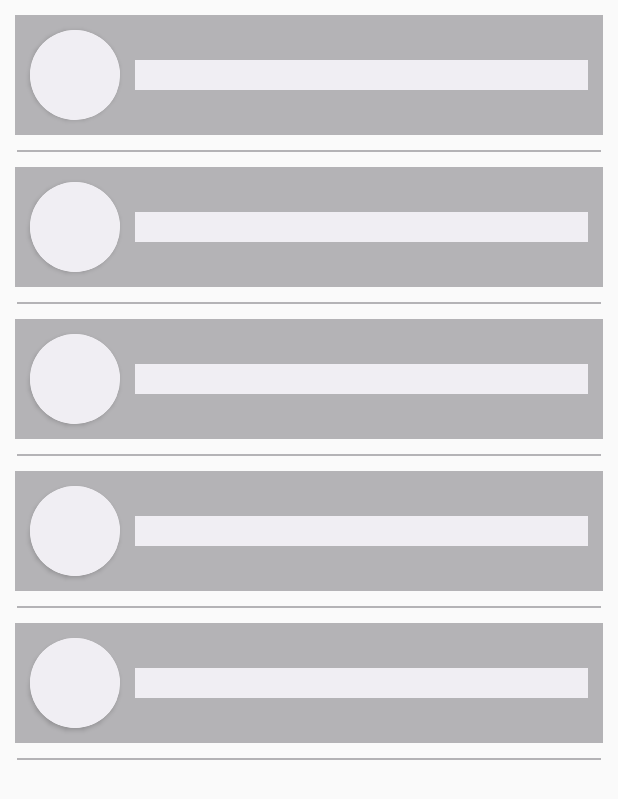
After one commit to MFahad-23/FYP-Project, an Android app: the MiscallennousStaff screen opened directly, with no data from a screen before it, on a phone screen of 412 x 824 dp. The commit adds this screen. Shown: the top 799 px of the screen. Run offline under Robolectric (Android 15) with nearby library versions, the phone set to English and light mode, and no system bars; our stand-ins replace Firebase (no records; nobody signed in at launch, a user with empty details on screens opened directly), Shimmer; Roboto replaces fonts that are not available here.

Commit message:
Latest Push Again

```diff
--- a/app/src/main/java/com/example/fyprojectnew/DesignationViewAdpter.java
+++ b/app/src/main/java/com/example/fyprojectnew/DesignationViewAdpter.java
@@ -14,7 +14,7 @@ import java.util.List;
 
 public class DesignationViewAdpter extends RecyclerView.Adapter<DesignationViewAdpter.ViewHolder> {
 
-     private  List<DesignationModel>designation_listview;
+     private  List<DesignationModel> designation_listview;
      Context context;
      public DesignationViewAdpter(Context context,List<DesignationModel> designation_listview){
          this.context=context;
--- /dev/null
+++ b/app/src/main/java/com/example/fyprojectnew/MiscallennousStaff.java
@@ -0,0 +1,37 @@
+package com.example.fyprojectnew;
+
+import androidx.appcompat.app.AppCompatActivity;
+import androidx.recyclerview.widget.LinearLayoutManager;
+import androidx.recyclerview.widget.RecyclerView;
+
+import android.os.Bundle;
+import android.widget.RelativeLayout;
+
+import com.facebook.shimmer.ShimmerFrameLayout;
+import com.google.firebase.auth.FirebaseAuth;
+import com.google.firebase.database.DatabaseReference;
+import com.google.firebase.database.FirebaseDatabase;
+
+import java.util.ArrayList;
+
+public class MiscallennousStaff extends AppCompatActivity {
+    private DatabaseReference mDatabase;
+    private FirebaseAuth mAuth;
+    ShimmerFrameLayout shimmereffect;
+    RelativeLayout miscallenousstaff;
+    RecyclerView miscallenouslist;
+    ArrayList<MiscallenousModel>miscallenousModelList;
+    LinearLayoutManager layoutManager;
+    @Override
+    protected void onCreate(Bundle savedInstanceState) {
+        super.onCreate(savedInstanceState);
+        setContentView(R.layout.activity_miscallennous_staff);
+        shimmereffect=(ShimmerFrameLayout)findViewById(R.id.shimmereffect);
+        shimmereffect.startShimmer();
+
+        mDatabase = FirebaseDatabase.getInstance().getReference();
+        mAuth = FirebaseAuth.getInstance();
+        miscallenousModelList=new ArrayList<>();
+
+    }
+}
--- /dev/null
+++ b/app/src/main/res/layout/activity_miscallennous_staff.xml
@@ -0,0 +1,38 @@
+<?xml version="1.0" encoding="utf-8"?>
+<androidx.constraintlayout.widget.ConstraintLayout
+    xmlns:android="http://schemas.android.com/apk/res/android"
+    xmlns:tools="http://schemas.android.com/tools"
+    android:layout_width="match_parent"
+    android:layout_height="match_parent"
+    android:id="@+id/miscallenousstaff"
+    tools:context=".MiscallennousStaff">
+
+    <com.facebook.shimmer.ShimmerFrameLayout
+        android:id="@+id/shimmereffect"
+        android:layout_width="match_parent"
+        android:layout_height="wrap_content"
+        tools:ignore="MissingConstraints">
+        <LinearLayout
+            android:layout_width="match_parent"
+            android:layout_height="wrap_content"
+            android:orientation="vertical">
+            <include layout="@layout/miscallenous_shimmer_layout"/>
+            <include layout="@layout/miscallenous_shimmer_layout"/>
+            <include layout="@layout/miscallenous_shimmer_layout"/>
+            <include layout="@layout/miscallenous_shimmer_layout"/>
+            <include layout="@layout/miscallenous_shimmer_layout"/>
+        </LinearLayout>
+    </com.facebook.shimmer.ShimmerFrameLayout>
+
+    <androidx.recyclerview.widget.RecyclerView
+        android:id="@+id/miscallenouslist"
+        android:layout_width="match_parent"
+        android:layout_height="wrap_content"
+        android:visibility="gone"
+        android:layout_marginStart="10dp"
+        android:layout_marginTop="10dp"
+        android:layout_marginEnd="10dp"
+        android:layout_marginBottom="10dp"
+        tools:ignore="MissingConstraints" />
+
+</androidx.constraintlayout.widget.ConstraintLayout>
--- a/app/src/main/res/layout/fragment_home.xml
+++ b/app/src/main/res/layout/fragment_home.xml
@@ -14,7 +14,6 @@
         android:layout_height="match_parent"
         android:scaleType="fitXY"
         android:src="@drawable/background"/>
-
 
     <LinearLayout
         android:id="@+id/meunebar"
--- /dev/null
+++ b/app/src/main/res/layout/miscallenous_shimmer_layout.xml
@@ -0,0 +1,55 @@
+<?xml version="1.0" encoding="utf-8"?>
+<RelativeLayout xmlns:android="http://schemas.android.com/apk/res/android"
+    android:layout_width="match_parent"
+    android:layout_height="match_parent"
+    xmlns:app="http://schemas.android.com/apk/res-auto">
+
+    <RelativeLayout
+        android:id="@+id/employeelist"
+        android:layout_width="match_parent"
+        android:layout_height="80dp"
+        android:background="@color/grey"
+        android:layout_margin="10dp">
+
+        <androidx.cardview.widget.CardView
+            android:id="@+id/cardview"
+            android:layout_width="60dp"
+            android:layout_height="60dp"
+            android:layout_centerVertical="true"
+            android:layout_marginLeft="10dp"
+            app:cardCornerRadius="50dp">
+
+            <ImageView
+                android:id="@+id/employeeimage"
+                android:layout_width="match_parent"
+                android:layout_height="match_parent"
+                android:scaleType="centerInside"
+                android:background="@color/selfcolor_grey"/>
+        </androidx.cardview.widget.CardView>
+
+        <TextView
+            android:id="@+id/employeename"
+            android:layout_width="match_parent"
+            android:layout_height="wrap_content"
+            android:layout_marginLeft="10dp"
+            android:layout_marginRight="10dp"
+            android:layout_marginTop="30dp"
+            android:layout_marginBottom="30dp"
+            android:layout_toEndOf="@id/cardview"
+            android:fontFamily="@font/adamina"
+          android:background="@color/selfcolor_grey"
+            android:textAlignment="center"
+            android:textColor="@color/black"
+            android:textFontWeight="500"
+            android:textSize="16sp" />
+
+    </RelativeLayout>
+    <RelativeLayout
+        android:layout_width="match_parent"
+        android:layout_height="1dp"
+        android:background="@color/grey"
+        android:layout_marginLeft="11dp"
+        android:layout_marginRight="11dp"
+        android:layout_below="@id/employeelist"/>
+
+</RelativeLayout>
--- a/app/src/main/res/values/strings.xml
+++ b/app/src/main/res/values/strings.xml
@@ -2,10 +2,10 @@
     <string name="app_name">Final Year Project</string>
     <string name="Caluculate">Calculations</string>
     <string name="slips">Pay Slips</string>
-    <string name="payrolls">Payrolls</string>
+    <string name="payrolls">Management</string>
     <string name="help">Help</string>
     <string name="setting">Setting</string>
-    <string name="departs">Departs</string>
+    <string name="departs">Departments</string>
     <string name="payroll">Payroll System !</string>
     <string name="login">LogIn</string>
     <string name="signup">SignUp</string>
```
Also changed, not shown: app/src/main/AndroidManifest.xml (+11 -3 lines), app/src/main/java/com/example/fyprojectnew/DepartmentsList.java (+4 -4 lines), app/src/main/java/com/example/fyprojectnew/MiscallenousListAdapter.java (added, +54 -0 lines), app/src/main/java/com/example/fyprojectnew/MiscallenousModel.java (added, +14 -0 lines), app/src/main/res/layout/miscalenous_staff_design.xml (added, +55 -0 lines).
